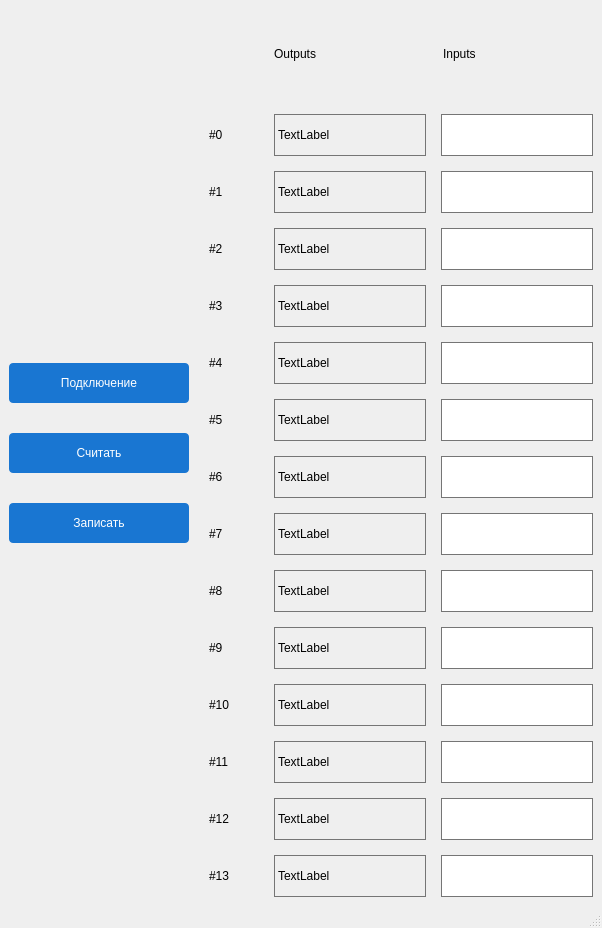
Qt form mainwindow.ui (postrstk/dump_project1) before a commit.
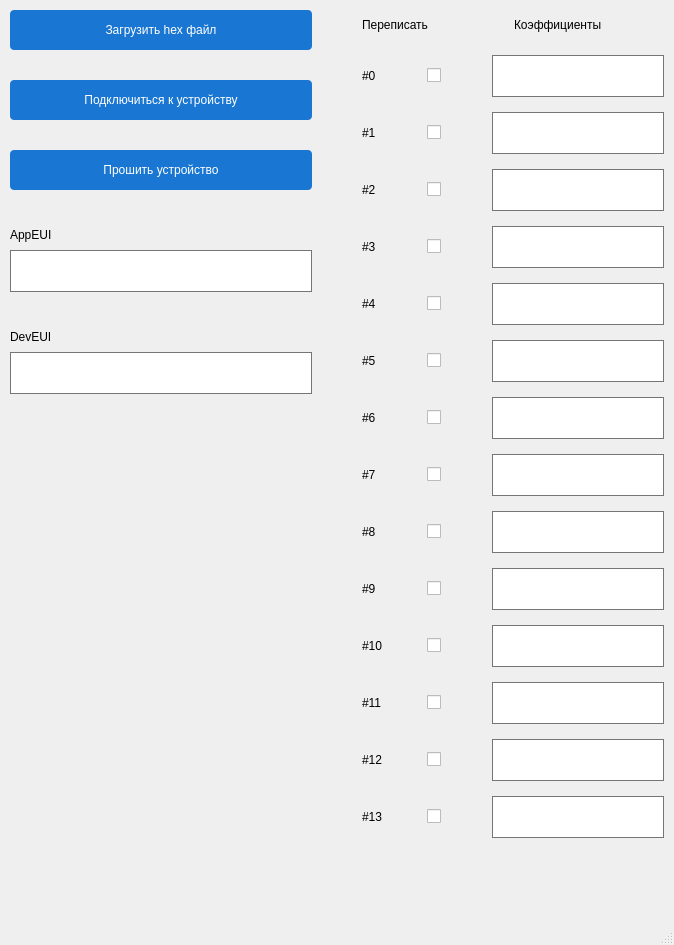
The same form after that commit.

Patch:
```diff
--- a/mainwindow.ui
+++ b/mainwindow.ui
@@ -6,8 +6,8 @@
    <rect>
     <x>0</x>
     <y>0</y>
-    <width>596</width>
-    <height>928</height>
+    <width>674</width>
+    <height>945</height>
    </rect>
   </property>
   <property name="windowTitle">
@@ -46,18 +46,27 @@
 }
 QLineEdit {
 border: 1px solid #757575;
-min-width: 150px;
-max-width: 150px;
+min-width: 170px;
+max-width: 170px;
 min-height: 40px;
 font: 10pt &quot;MS Shell Dlg 2&quot;;
 }</string>
    </property>
-   <layout class="QHBoxLayout" name="horizontalLayout_16">
+   <layout class="QHBoxLayout" name="horizontalLayout_18">
     <property name="spacing">
-     <number>20</number>
+     <number>50</number>
     </property>
-    <property name="sizeConstraint">
-     <enum>QLayout::SetMinimumSize</enum>
+    <property name="leftMargin">
+     <number>10</number>
+    </property>
+    <property name="topMargin">
+     <number>10</number>
+    </property>
+    <property name="rightMargin">
+     <number>10</number>
+    </property>
+    <property name="bottomMargin">
+     <number>10</number>
     </property>
     <item>
      <layout class="QVBoxLayout" name="verticalLayout">
@@ -65,41 +74,128 @@
        <number>30</number>
       </property>
       <item>
-       <spacer name="verticalSpacer_2">
-        <property name="orientation">
-         <enum>Qt::Vertical</enum>
+       <widget class="QPushButton" name="button_load_file">
+        <property name="text">
+         <string>Загрузить hex файл</string>
         </property>
-        <property name="sizeHint" stdset="0">
-         <size>
-          <width>20</width>
-          <height>40</height>
-         </size>
-        </property>
-       </spacer>
+       </widget>
       </item>
       <item>
        <widget class="QPushButton" name="button_connect">
         <property name="text">
-         <string>Подключение</string>
-        </property>
-       </widget>
-      </item>
-      <item>
-       <widget class="QPushButton" name="button_read">
-        <property name="text">
-         <string>Считать</string>
+         <string>Подключиться к устройству</string>
         </property>
        </widget>
       </item>
       <item>
        <widget class="QPushButton" name="button_write">
         <property name="text">
-         <string>Записать</string>
+         <string>Прошить устройство</string>
         </property>
        </widget>
       </item>
       <item>
-       <spacer name="verticalSpacer">
+       <layout class="QVBoxLayout" name="verticalLayout_3">
+        <property name="spacing">
+         <number>0</number>
+        </property>
+        <item>
+         <layout class="QHBoxLayout" name="horizontalLayout_16">
+          <item>
+           <widget class="QLabel" name="label_17">
+            <property name="styleSheet">
+             <string notr="true">QLabel{
+border: 0px;
+	font: 75 12pt &quot;MS Shell Dlg 2&quot;;
+}</string>
+            </property>
+            <property name="text">
+             <string>AppEUI</string>
+            </property>
+           </widget>
+          </item>
+          <item>
+           <spacer name="horizontalSpacer_17">
+            <property name="orientation">
+             <enum>Qt::Horizontal</enum>
+            </property>
+            <property name="sizeHint" stdset="0">
+             <size>
+              <width>40</width>
+              <height>20</height>
+             </size>
+            </property>
+           </spacer>
+          </item>
+         </layout>
+        </item>
+        <item>
+         <widget class="QLineEdit" name="input_appeui">
+          <property name="styleSheet">
+           <string notr="true">QLineEdit {
+border: 1px solid #757575;
+min-width:  300px;
+max-width: 300px;
+min-height: 40px;
+font: 10pt &quot;MS Shell Dlg 2&quot;;
+}</string>
+          </property>
+         </widget>
+        </item>
+       </layout>
+      </item>
+      <item>
+       <layout class="QVBoxLayout" name="verticalLayout_4">
+        <property name="spacing">
+         <number>0</number>
+        </property>
+        <item>
+         <layout class="QHBoxLayout" name="horizontalLayout_17">
+          <item>
+           <widget class="QLabel" name="label_18">
+            <property name="styleSheet">
+             <string notr="true">QLabel{
+border: 0px;
+	font: 75 12pt &quot;MS Shell Dlg 2&quot;;
+}</string>
+            </property>
+            <property name="text">
+             <string>DevEUI</string>
+            </property>
+           </widget>
+          </item>
+          <item>
+           <spacer name="horizontalSpacer_18">
+            <property name="orientation">
+             <enum>Qt::Horizontal</enum>
+            </property>
+            <property name="sizeHint" stdset="0">
+             <size>
+              <width>40</width>
+              <height>20</height>
+             </size>
+            </property>
+           </spacer>
+          </item>
+         </layout>
+        </item>
+        <item>
+         <widget class="QLineEdit" name="input_deveui">
+          <property name="styleSheet">
+           <string notr="true">QLineEdit {
+border: 1px solid #757575;
+min-width:  300px;
+max-width: 300px;
+min-height: 40px;
+font: 10pt &quot;MS Shell Dlg 2&quot;;
+}</string>
+          </property>
+         </widget>
+        </item>
+       </layout>
+      </item>
+      <item>
+       <spacer name="verticalSpacer_2">
         <property name="orientation">
          <enum>Qt::Vertical</enum>
         </property>
@@ -120,30 +216,18 @@
       </property>
       <item>
        <layout class="QHBoxLayout" name="horizontalLayout_15">
-        <item>
-         <widget class="QLabel" name="label_17">
-          <property name="styleSheet">
-           <string notr="true">QLabel {
-border: 0px;
-min-width:50px;
-max-width:50px;
-}</string>
-          </property>
-          <property name="text">
-           <string/>
-          </property>
-         </widget>
-        </item>
         <item>
          <widget class="QLabel" name="label_16">
           <property name="styleSheet">
            <string notr="true">QLabel{
 border: 0px;
 	font: 75 12pt &quot;MS Shell Dlg 2&quot;;
+min-width: 130px;
+max-width:130px;
 }</string>
           </property>
           <property name="text">
-           <string>Outputs</string>
+           <string>Переписать</string>
           </property>
          </widget>
         </item>
@@ -169,7 +253,7 @@
 }</string>
           </property>
           <property name="text">
-           <string>Inputs</string>
+           <string>Коэффициенты</string>
           </property>
          </widget>
         </item>
@@ -191,9 +275,12 @@
          </widget>
         </item>
         <item>
-         <widget class="QLabel" name="output_0">
+         <widget class="QCheckBox" name="checkBox_0">
           <property name="text">
-           <string>TextLabel</string>
+           <string/>
+          </property>
+          <property name="tristate">
+           <bool>false</bool>
           </property>
          </widget>
         </item>
@@ -231,9 +318,9 @@
          </widget>
         </item>
         <item>
-         <widget class="QLabel" name="output_1">
+         <widget class="QCheckBox" name="checkBox_1">
           <property name="text">
-           <string>TextLabel</string>
+           <string/>
           </property>
          </widget>
         </item>
@@ -271,9 +358,9 @@
          </widget>
         </item>
         <item>
-         <widget class="QLabel" name="output_2">
+         <widget class="QCheckBox" name="checkBox_2">
           <property name="text">
-           <string>TextLabel</string>
+           <string/>
           </property>
          </widget>
         </item>
@@ -311,9 +398,9 @@
          </widget>
         </item>
         <item>
-         <widget class="QLabel" name="output_3">
+         <widget class="QCheckBox" name="checkBox_3">
           <property name="text">
-           <string>TextLabel</string>
+           <string/>
           </property>
          </widget>
         </item>
@@ -351,9 +438,9 @@
          </widget>
         </item>
         <item>
-         <widget class="QLabel" name="output_4">
+         <widget class="QCheckBox" name="checkBox_4">
           <property name="text">
-           <string>TextLabel</string>
+           <string/>
           </property>
          </widget>
         </item>
@@ -391,9 +478,9 @@
          </widget>
         </item>
         <item>
-         <widget class="QLabel" name="output_5">
+         <widget class="QCheckBox" name="checkBox_5">
           <property name="text">
-           <string>TextLabel</string>
+           <string/>
           </property>
          </widget>
         </item>
@@ -431,9 +518,9 @@
          </widget>
         </item>
         <item>
-         <widget class="QLabel" name="output_6">
+         <widget class="QCheckBox" name="checkBox_6">
           <property name="text">
-           <string>TextLabel</string>
+           <string/>
           </property>
          </widget>
         </item>
@@ -471,9 +558,9 @@
          </widget>
         </item>
         <item>
-         <widget class="QLabel" name="output_7">
+         <widget class="QCheckBox" name="checkBox_7">
           <property name="text">
-           <string>TextLabel</string>
+           <string/>
           </property>
          </widget>
         </item>
@@ -511,9 +598,9 @@
          </widget>
         </item>
         <item>
-         <widget class="QLabel" name="output_8">
+         <widget class="QCheckBox" name="checkBox_8">
           <property name="text">
-           <string>TextLabel</string>
+           <string/>
           </property>
          </widget>
         </item>
@@ -551,9 +638,9 @@
          </widget>
         </item>
         <item>
-         <widget class="QLabel" name="output_9">
+         <widget class="QCheckBox" name="checkBox_9">
           <property name="text">
-           <string>TextLabel</string>
+           <string/>
           </property>
          </widget>
         </item>
@@ -591,9 +678,9 @@
          </widget>
         </item>
         <item>
-         <widget class="QLabel" name="output_10">
+         <widget class="QCheckBox" name="checkBox_10">
           <property name="text">
-           <string>TextLabel</string>
+           <string/>
           </property>
          </widget>
         </item>
@@ -631,9 +718,9 @@
          </widget>
         </item>
         <item>
-         <widget class="QLabel" name="output_11">
+         <widget class="QCheckBox" name="checkBox_11">
           <property name="text">
-           <string>TextLabel</string>
+           <string/>
           </property>
          </widget>
         </item>
@@ -671,9 +758,9 @@
          </widget>
         </item>
         <item>
-         <widget class="QLabel" name="output_12">
+         <widget class="QCheckBox" name="checkBox_12">
           <property name="text">
-           <string>TextLabel</string>
+           <string/>
           </property>
          </widget>
         </item>
@@ -711,9 +798,9 @@
          </widget>
         </item>
         <item>
-         <widget class="QLabel" name="output_13">
+         <widget class="QCheckBox" name="checkBox_13">
           <property name="text">
-           <string>TextLabel</string>
+           <string/>
           </property>
          </widget>
         </item>
@@ -735,6 +822,19 @@
         </item>
        </layout>
       </item>
+      <item>
+       <spacer name="verticalSpacer">
+        <property name="orientation">
+         <enum>Qt::Vertical</enum>
+        </property>
+        <property name="sizeHint" stdset="0">
+         <size>
+          <width>20</width>
+          <height>40</height>
+         </size>
+        </property>
+       </spacer>
+      </item>
      </layout>
     </item>
    </layout>
```
Left out of the diff: 4 changed lines with no effect on the pictures.
